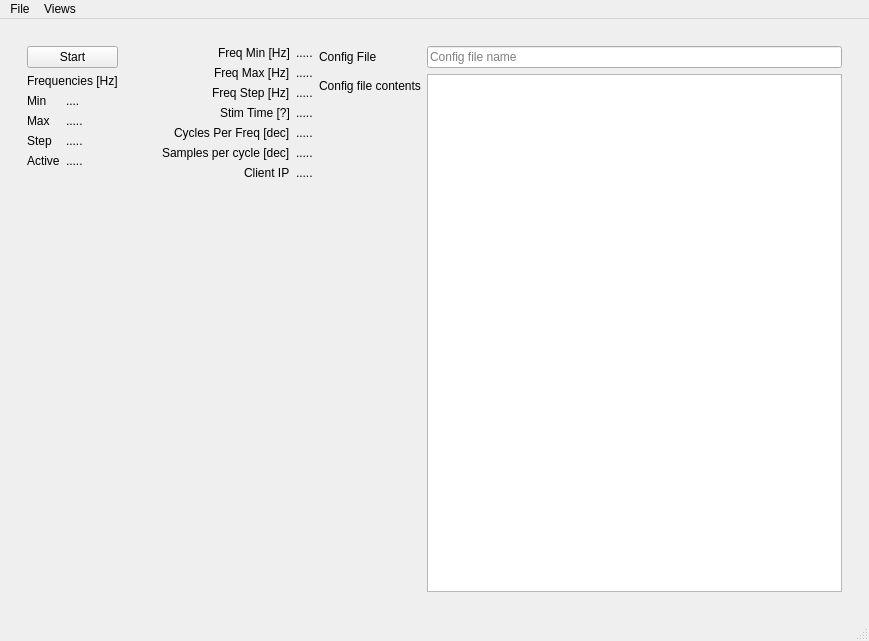
Before: the Qt Designer form DAQ/python/dwaDaqUI.ui in dunewires/ElectricalMethod, drawn with Qt 5.
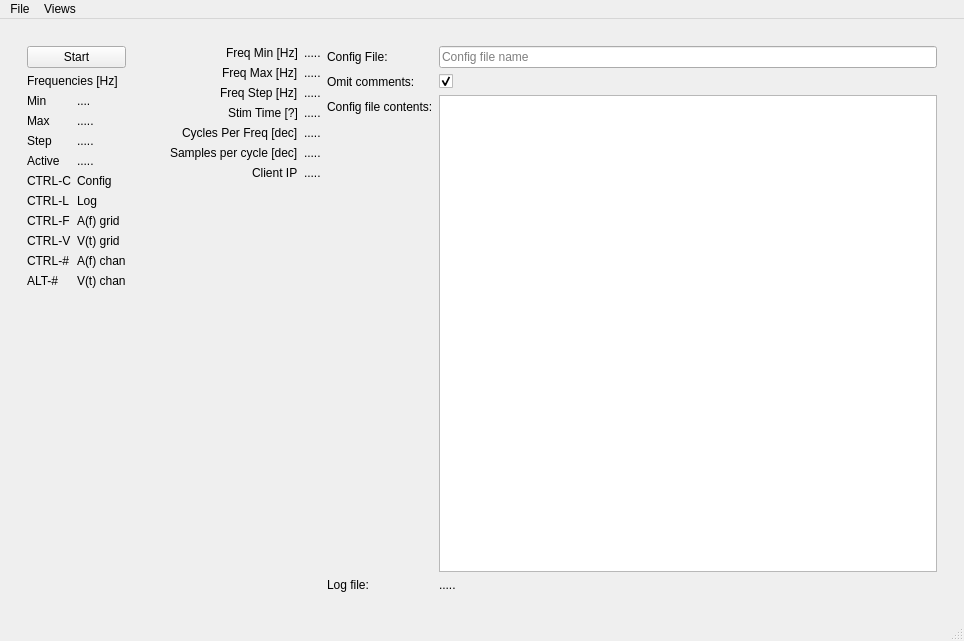
After: the same form once the commit is applied. The open tabs and pages were chosen to show the change. Custom widgets are drawn as their Qt base class.

Commit message: fixed bug with stim period parsing/conversion

```diff
--- a/DAQ/python/dwaDaqUI.ui
+++ b/DAQ/python/dwaDaqUI.ui
@@ -6,7 +6,7 @@
    <rect>
     <x>0</x>
     <y>0</y>
-    <width>869</width>
+    <width>964</width>
     <height>641</height>
    </rect>
   </property>
@@ -99,6 +99,93 @@
               </property>
              </widget>
             </item>
+            <item row="5" column="0">
+             <widget class="QLabel" name="label">
+              <property name="text">
+               <string>CTRL-C</string>
+              </property>
+              <property name="alignment">
+               <set>Qt::AlignLeading|Qt::AlignLeft|Qt::AlignVCenter</set>
+              </property>
+             </widget>
+            </item>
+            <item row="5" column="1">
+             <widget class="QLabel" name="label_4">
+              <property name="text">
+               <string>Config</string>
+              </property>
+             </widget>
+            </item>
+            <item row="6" column="0">
+             <widget class="QLabel" name="label_6">
+              <property name="text">
+               <string>CTRL-L</string>
+              </property>
+             </widget>
+            </item>
+            <item row="6" column="1">
+             <widget class="QLabel" name="label_9">
+              <property name="text">
+               <string>Log</string>
+              </property>
+             </widget>
+            </item>
+            <item row="7" column="0">
+             <widget class="QLabel" name="label_8">
+              <property name="text">
+               <string>CTRL-F</string>
+              </property>
+             </widget>
+            </item>
+            <item row="7" column="1">
+             <widget class="QLabel" name="label_11">
+              <property name="text">
+               <string>A(f) grid</string>
+              </property>
+             </widget>
+            </item>
+            <item row="8" column="0">
+             <widget class="QLabel" name="label_7">
+              <property name="text">
+               <string>CTRL-V</string>
+              </property>
+             </widget>
+            </item>
+            <item row="8" column="1">
+             <widget class="QLabel" name="label_10">
+              <property name="text">
+               <string>V(t) grid</string>
+              </property>
+             </widget>
+            </item>
+            <item row="9" column="0">
+             <widget class="QLabel" name="label_12">
+              <property name="text">
+               <string>CTRL-#</string>
+              </property>
+             </widget>
+            </item>
+            <item row="9" column="1">
+             <widget class="QLabel" name="label_13">
+              <property name="text">
+               <string>A(f) chan</string>
+              </property>
+             </widget>
+            </item>
+            <item row="10" column="0">
+             <widget class="QLabel" name="label_14">
+              <property name="text">
+               <string>ALT-#</string>
+              </property>
+             </widget>
+            </item>
+            <item row="10" column="1">
+             <widget class="QLabel" name="label_15">
+              <property name="text">
+               <string>V(t) chan</string>
+              </property>
+             </widget>
+            </item>
            </layout>
           </item>
          </layout>
@@ -240,7 +327,7 @@
              <item row="1" column="0">
               <widget class="QLabel" name="configFileName_label">
                <property name="text">
-                <string>Config File</string>
+                <string>Config File:</string>
                </property>
               </widget>
              </item>
@@ -260,13 +347,47 @@
              <item row="4" column="0">
               <widget class="QLabel" name="configFileContents_label">
                <property name="text">
-                <string>Config file contents</string>
+                <string>Config file contents:</string>
                </property>
               </widget>
              </item>
              <item row="4" column="1">
               <widget class="QPlainTextEdit" name="configFileContents"/>
              </item>
+             <item row="2" column="0">
+              <widget class="QLabel" name="omitComments_label">
+               <property name="text">
+                <string>Omit comments:</string>
+               </property>
+              </widget>
+             </item>
+             <item row="2" column="1">
+              <widget class="QCheckBox" name="omitComments_cb">
+               <property name="text">
+                <string/>
+               </property>
+               <property name="checked">
+                <bool>true</bool>
+               </property>
+               <property name="tristate">
+                <bool>false</bool>
+               </property>
+              </widget>
+             </item>
+             <item row="5" column="0">
+              <widget class="QLabel" name="logFilename_label">
+               <property name="text">
+                <string>Log file:</string>
+               </property>
+              </widget>
+             </item>
+             <item row="5" column="1">
+              <widget class="QLabel" name="logFilename_val">
+               <property name="text">
+                <string>.....</string>
+               </property>
+              </widget>
+             </item>
             </layout>
            </item>
           </layout>
@@ -451,7 +572,7 @@
     <rect>
      <x>0</x>
      <y>0</y>
-     <width>869</width>
+     <width>964</width>
      <height>22</height>
     </rect>
    </property>
@@ -491,7 +612,7 @@
  <customwidgets>
   <customwidget>
    <class>PlotWidget</class>
-   <extends>QWidget</extends>
+   <extends>QGraphicsView</extends>
    <header>pyqtgraph</header>
    <container>1</container>
   </customwidget>
```
Left out of the diff: 103 changed lines with no effect on the pictures. The commit also changes 2 other files.
